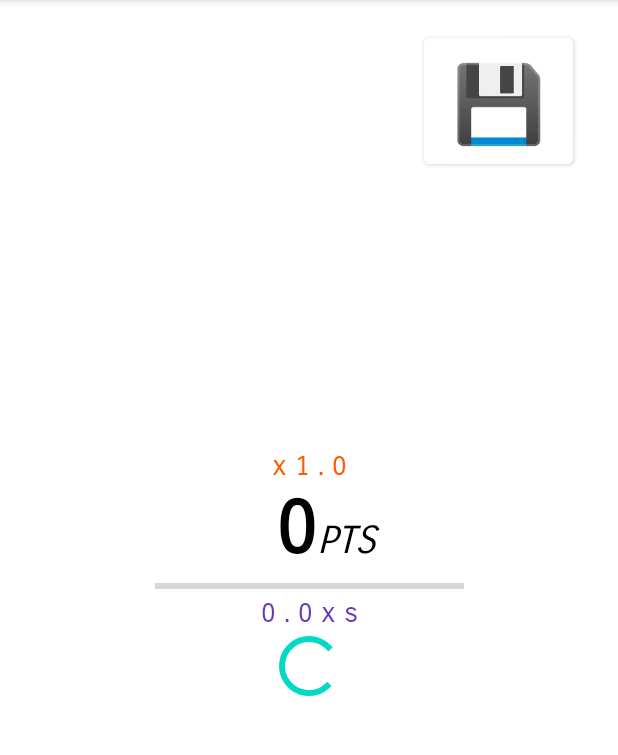
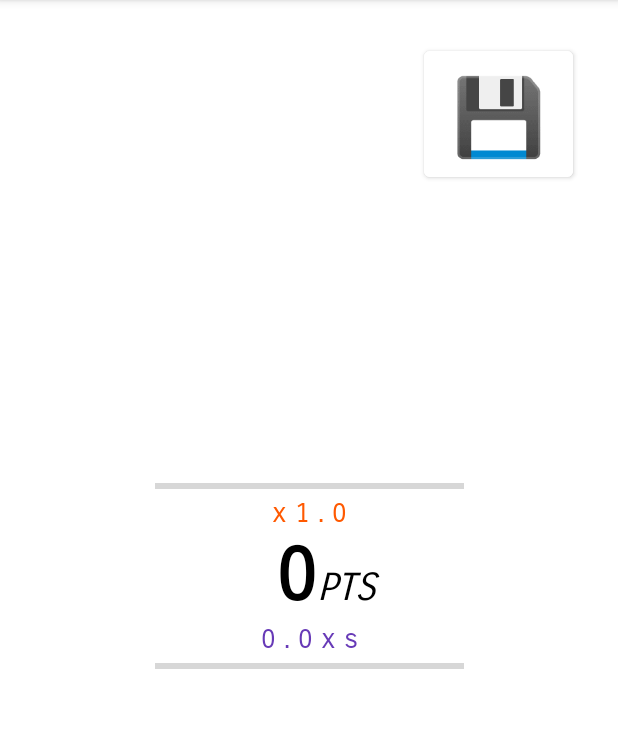
Before and after one commit to Sergio10G/DAM_2, an Android app: the Game screen opened directly, with no data from a screen before it, on a phone screen of 412 x 824 dp, the part 84-839 px from its top. Run offline under Robolectric (Android 15) with nearby library versions, the phone set to English and light mode, and no system bars; 9 statements that could not run were skipped.

Commit message:
01/12/2021 - p2

```diff
--- a/Programación de Dispositivos Móviles y Multimedia/Proyectos/TapGame/app/src/main/AndroidManifest.xml
+++ b/Programación de Dispositivos Móviles y Multimedia/Proyectos/TapGame/app/src/main/AndroidManifest.xml
@@ -9,6 +9,9 @@
         android:roundIcon="@mipmap/ic_launcher_round"
         android:supportsRtl="true"
         android:theme="@style/Theme.TapGame">
+        <activity
+            android:name=".Leaderboard"
+            android:exported="false" />
         <activity
             android:name=".Game"
             android:exported="false" />
--- a/Programación de Dispositivos Móviles y Multimedia/Proyectos/TapGame/app/src/main/java/com/example/tapgame/Game.java
+++ b/Programación de Dispositivos Móviles y Multimedia/Proyectos/TapGame/app/src/main/java/com/example/tapgame/Game.java
@@ -6,6 +6,7 @@ import android.os.Bundle;
 import android.view.View;
 import android.widget.Button;
 import android.widget.TextView;
+import android.widget.Toast;
 
 import com.example.tapgame.model.Database;
 import com.example.tapgame.model.User;
@@ -26,7 +27,10 @@ public class Game extends AppCompatActivity {
         this.lblScore = findViewById(R.id.game_lblScore);
         this.btnSave = findViewById(R.id.game_btnSave);
 
-        this.btnSave.setOnClickListener(view -> Database.saveUser(loggedUser));
+        this.btnSave.setOnClickListener(view -> {
+            Database.saveUser(loggedUser);
+            Toast.makeText(this, "Data saved", Toast.LENGTH_SHORT).show();
+        });
 
         this.lblScore.setText(Long.toString(loggedUser.getScore()));
     }
--- a/Programación de Dispositivos Móviles y Multimedia/Proyectos/TapGame/app/src/main/java/com/example/tapgame/MainActivity.java
+++ b/Programación de Dispositivos Móviles y Multimedia/Proyectos/TapGame/app/src/main/java/com/example/tapgame/MainActivity.java
@@ -29,7 +29,7 @@ public class MainActivity extends AppCompatActivity {
             intent = new Intent(this, Login.class);
         }
         else {
-            intent = new Intent(this, Game.class);
+            intent = new Intent(this, Menu.class);
         }
         startActivity(intent);
     }
--- a/Programación de Dispositivos Móviles y Multimedia/Proyectos/TapGame/app/src/main/java/com/example/tapgame/Menu.java
+++ b/Programación de Dispositivos Móviles y Multimedia/Proyectos/TapGame/app/src/main/java/com/example/tapgame/Menu.java
@@ -27,5 +27,11 @@ public class Menu extends AppCompatActivity {
             i.putExtra("loggedUser", this.getIntent().getStringExtra("loggedUser"));
             startActivity(i);
         });
+
+        btnLdb.setOnClickListener(view -> {
+            Intent i = new Intent(this, Leaderboard.class);
+            i.putExtra("loggedUser", this.getIntent().getStringExtra("loggedUser"));
+            startActivity(i);
+        });
     }
 }
--- a/Programación de Dispositivos Móviles y Multimedia/Proyectos/TapGame/app/src/main/res/layout/activity_game.xml
+++ b/Programación de Dispositivos Móviles y Multimedia/Proyectos/TapGame/app/src/main/res/layout/activity_game.xml
@@ -16,6 +16,23 @@
         app:layout_constraintEnd_toEndOf="parent"
         app:layout_constraintStart_toStartOf="parent"
         app:layout_constraintTop_toTopOf="parent">
+
+        <androidx.constraintlayout.widget.ConstraintLayout
+            android:layout_width="match_parent"
+            android:layout_height="match_parent">
+
+            <ProgressBar
+                android:id="@+id/progressBar"
+                style="?android:attr/progressBarStyleHorizontal"
+                android:layout_width="206dp"
+                android:layout_height="14dp"
+                android:layout_marginStart="40dp"
+                android:layout_marginEnd="40dp"
+                app:layout_constraintBottom_toBottomOf="parent"
+                app:layout_constraintEnd_toEndOf="parent"
+                app:layout_constraintStart_toStartOf="parent"
+                app:layout_constraintTop_toTopOf="parent" />
+        </androidx.constraintlayout.widget.ConstraintLayout>
 
         <TextView
             android:id="@+id/textView2"
@@ -57,12 +74,22 @@
                 android:textStyle="italic" />
         </LinearLayout>
 
+        <TextView
+            android:id="@+id/textView"
+            android:layout_width="match_parent"
+            android:layout_height="wrap_content"
+            android:fontFamily="sans-serif-smallcaps"
+            android:text="0 . 0 x s"
+            android:textAlignment="center"
+            android:textColor="#673AB7"
+            android:textSize="18sp" />
+
         <androidx.constraintlayout.widget.ConstraintLayout
             android:layout_width="match_parent"
             android:layout_height="match_parent">
 
             <ProgressBar
-                android:id="@+id/progressBar3"
+                android:id="@+id/progressBar"
                 style="?android:attr/progressBarStyleHorizontal"
                 android:layout_width="206dp"
                 android:layout_height="14dp"
@@ -73,24 +100,6 @@
                 app:layout_constraintStart_toStartOf="parent"
                 app:layout_constraintTop_toTopOf="parent" />
         </androidx.constraintlayout.widget.ConstraintLayout>
-
-        <TextView
-            android:id="@+id/textView"
-            android:layout_width="match_parent"
-            android:layout_height="wrap_content"
-            android:fontFamily="sans-serif-smallcaps"
-            android:text="0 . 0 x s"
-            android:textAlignment="center"
-            android:textColor="#673AB7"
-            android:textSize="18sp" />
-
-        <ProgressBar
-            android:id="@+id/progressBar2"
-            style="@style/Widget.AppCompat.ProgressBar"
-            android:layout_width="match_parent"
-            android:layout_height="wrap_content"
-            android:backgroundTint="#040404"
-            android:progressTint="#FF0000" />
 
     </LinearLayout>
 
--- a/Programación de Dispositivos Móviles y Multimedia/Proyectos/TapGame/app/src/main/res/layout/fragment_ldb_entry.xml
+++ b/Programación de Dispositivos Móviles y Multimedia/Proyectos/TapGame/app/src/main/res/layout/fragment_ldb_entry.xml
@@ -7,7 +7,7 @@
 
     <LinearLayout
         android:layout_width="match_parent"
-        android:layout_height="91dp"
+        android:layout_height="match_parent"
         android:divider="@drawable/empty_tall_divider"
         android:orientation="horizontal"
         android:showDividers="middle">
```
Also changed, not shown: Programación de Dispositivos Móviles y Multimedia/Proyectos/TapGame/app/src/main/java/com/example/tapgame/Leaderboard.java (added, +14 -0 lines), Programación de Dispositivos Móviles y Multimedia/Proyectos/TapGame/app/src/main/java/com/example/tapgame/fragment/UserDataView.java (added, +66 -0 lines), Programación de Dispositivos Móviles y Multimedia/Proyectos/TapGame/app/src/main/res/layout/activity_leaderboard.xml (added, +42 -0 lines), Programación de Dispositivos Móviles y Multimedia/Proyectos/TapGame/app/src/main/res/layout/fragment_user_data_view.xml (added, +55 -0 lines).
